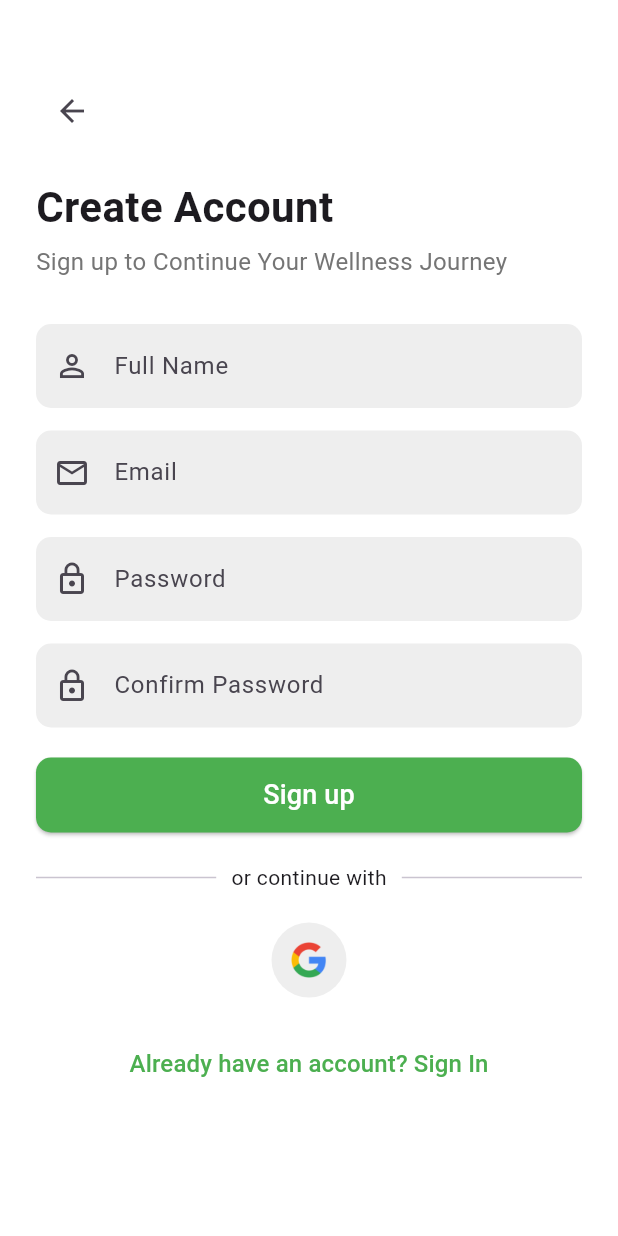
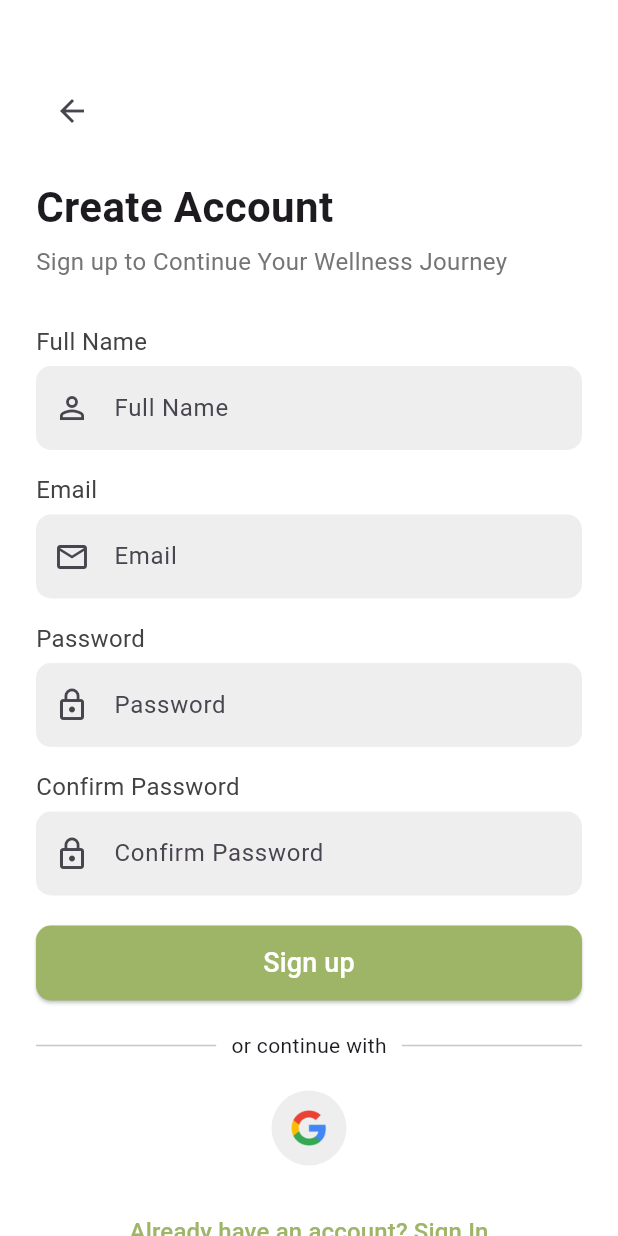
Before and after one commit to kosuri-indu/MindSync, a Flutter app: the screen it shows after launch, after a tap on "Don't have an account? Sign Up", on a phone screen of 412 x 824 dp. Run offline on Flutter 3.47's test engine with Material 3 defaults, Android fonts, the phone set to English and light mode, and no system bars; our stand-ins replace flutter_riverpod, lottie.

Commit message:
Changed Register and Sign In Page Layout

```diff
--- /dev/null
+++ b/mindsync/lib/data/colors.dart
@@ -0,0 +1,8 @@
+import 'package:flutter/material.dart';
+
+const Color primaryColor = Color(0xFF9EB567);
+const Color secondaryColor = Colors.grey;
+const Color backgroundColor = Colors.white;
+const Color textColor = Colors.black;
+const Color buttonTextColor = Colors.white;
+const Color dividerColor = Colors.grey;
--- a/mindsync/lib/views/pages/signin_page.dart
+++ b/mindsync/lib/views/pages/signin_page.dart
@@ -1,5 +1,6 @@
 import 'package:flutter/material.dart';
 import 'signup_page.dart';
+import '../../data/colors.dart';
 
 class SignInPage extends StatelessWidget {
   const SignInPage({super.key});
@@ -31,8 +32,18 @@ class SignInPage extends StatelessWidget {
                 style: TextStyle(fontSize: 16, color: Colors.grey[600]),
               ),
               const SizedBox(height: 30),
+              Text(
+                "Email",
+                style: TextStyle(fontSize: 16, color: Colors.grey[800]),
+              ),
+              const SizedBox(height: 5),
               _buildTextField(Icons.email_outlined, "Email"),
               const SizedBox(height: 15),
+              Text(
+                "Password",
+                style: TextStyle(fontSize: 16, color: Colors.grey[800]),
+              ),
+              const SizedBox(height: 5),
               _buildTextField(Icons.lock_outline, "Password", isPassword: true),
               const SizedBox(height: 10),
               Row(
@@ -47,12 +58,10 @@ class SignInPage extends StatelessWidget {
                   TextButton(
                     onPressed: () {},
                     child: Text("Forgot Password?",
-                        style: TextStyle(color: Colors.green)),
+                        style: TextStyle(color: primaryColor)),
                   ),
                 ],
               ),
-              const SizedBox(height: 20),
-              _buildButton("Sign in", Colors.green),
               const SizedBox(height: 20),
               Row(
                 children: const [
@@ -65,9 +74,8 @@ class SignInPage extends StatelessWidget {
                 ],
               ),
               const SizedBox(height: 20),
-              Center(
-                child: _buildSocialButton("assets/images/google.png"),
-              ),
+              _buildFullWidthSocialButton(
+                  "assets/images/google.png", "Sign in with Google"),
               const SizedBox(height: 20),
               Center(
                 child: TextButton(
@@ -79,13 +87,17 @@ class SignInPage extends StatelessWidget {
                   },
                   child: Text(
                     "Don't have an account? Sign Up",
-                    style: TextStyle(color: Colors.green, fontSize: 16),
+                    style: TextStyle(color: primaryColor, fontSize: 16),
                   ),
                 ),
               ),
             ],
           ),
         ),
+      ),
+      bottomNavigationBar: Padding(
+        padding: const EdgeInsets.all(24.0),
+        child: _buildButton("Sign in", primaryColor),
       ),
     );
   }
@@ -126,13 +138,22 @@ class SignInPage extends StatelessWidget {
     );
   }
 
-  Widget _buildSocialButton(String assetPath) {
-    return GestureDetector(
-      onTap: () {},
-      child: CircleAvatar(
-        radius: 25,
-        backgroundColor: Colors.grey[200],
-        child: Image.asset(assetPath, width: 25),
+  Widget _buildFullWidthSocialButton(String assetPath, String text) {
+    return SizedBox(
+      width: double.infinity,
+      height: 50,
+      child: ElevatedButton.icon(
+        style: ElevatedButton.styleFrom(
+          backgroundColor: Colors.grey[200],
+          shape:
+              RoundedRectangleBorder(borderRadius: BorderRadius.circular(10)),
+        ),
+        onPressed: () {},
+        icon: Image.asset(assetPath, width: 25),
+        label: Text(
+          text,
+          style: TextStyle(fontSize: 18, color: Colors.black),
+        ),
       ),
     );
   }
--- a/mindsync/lib/views/pages/signup_page.dart
+++ b/mindsync/lib/views/pages/signup_page.dart
@@ -1,4 +1,5 @@
 import 'package:flutter/material.dart';
+import '../../data/colors.dart'; // Import the colors.dart file
 
 class SignUpPage extends StatelessWidget {
   const SignUpPage({super.key});
@@ -32,16 +33,36 @@ class SignUpPage extends StatelessWidget {
                 style: TextStyle(fontSize: 16, color: Colors.grey[600]),
               ),
               const SizedBox(height: 30),
+              Text(
+                "Full Name",
+                style: TextStyle(fontSize: 16, color: Colors.grey[800]),
+              ),
+              const SizedBox(height: 5),
               _buildTextField(Icons.person_outline, "Full Name"),
               const SizedBox(height: 15),
+              Text(
+                "Email",
+                style: TextStyle(fontSize: 16, color: Colors.grey[800]),
+              ),
+              const SizedBox(height: 5),
               _buildTextField(Icons.email_outlined, "Email"),
               const SizedBox(height: 15),
+              Text(
+                "Password",
+                style: TextStyle(fontSize: 16, color: Colors.grey[800]),
+              ),
+              const SizedBox(height: 5),
               _buildTextField(Icons.lock_outline, "Password", isPassword: true),
               const SizedBox(height: 15),
+              Text(
+                "Confirm Password",
+                style: TextStyle(fontSize: 16, color: Colors.grey[800]),
+              ),
+              const SizedBox(height: 5),
               _buildTextField(Icons.lock_outline, "Confirm Password",
                   isPassword: true),
               const SizedBox(height: 20),
-              _buildButton("Sign up", Colors.green),
+              _buildButton("Sign up", primaryColor),
               const SizedBox(height: 20),
               Row(
                 children: const [
@@ -65,7 +86,7 @@ class SignUpPage extends StatelessWidget {
                   },
                   child: Text(
                     "Already have an account? Sign In",
-                    style: TextStyle(color: Colors.green, fontSize: 16),
+                    style: TextStyle(color: primaryColor, fontSize: 16),
                   ),
                 ),
               ),
```
